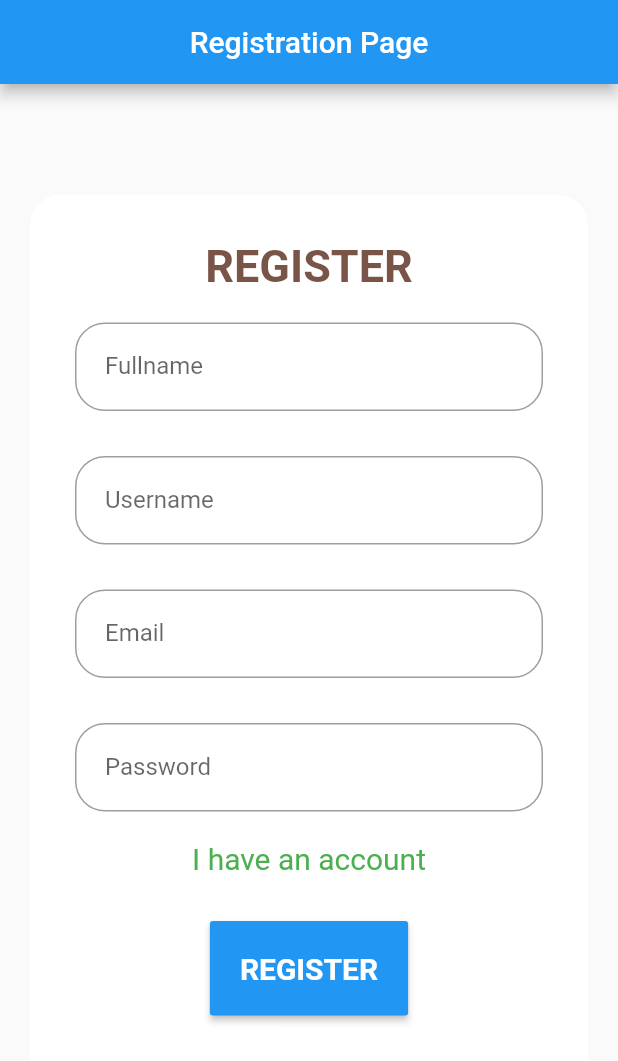
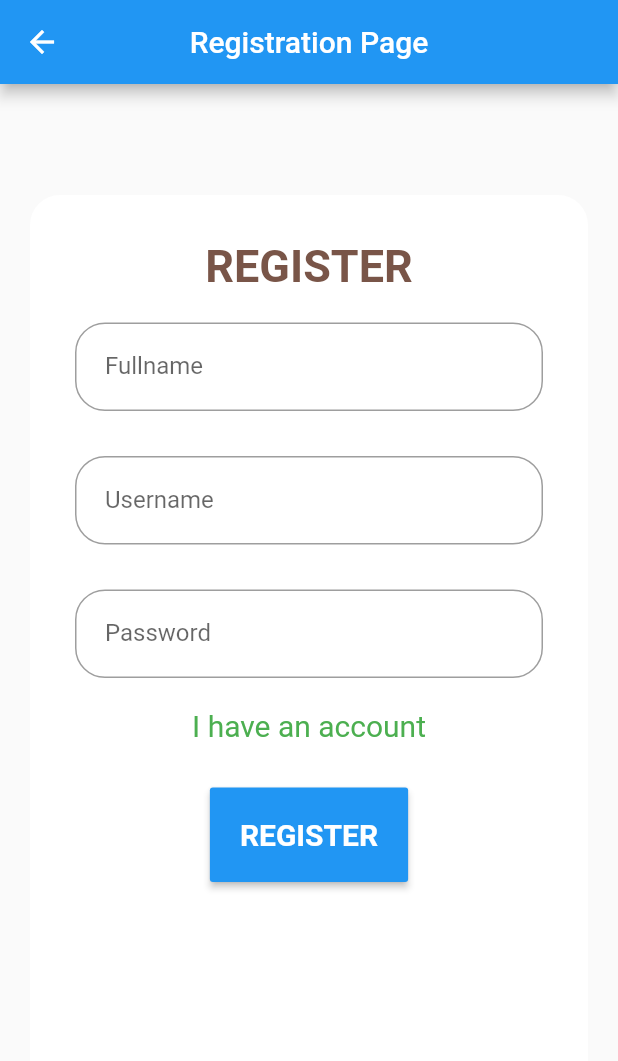
Before and after one commit to jmanga2020/contact, a Flutter app: the RegisterScreen screen opened directly, on a phone screen of 412 x 824 dp. Shown: the top 1061 px of the screen. Run offline on Flutter 3.47's test engine with Material 2 defaults, Android fonts, the light colour scheme and no system bars; our stand-ins replace after_layout, flutter_spinkit, introduction_screen, shared_preferences; accounts and stored records are empty.

Commit message:
loader screen check and redirect to home|splash

```diff
--- a/lib/screens/auth/register_screen.dart
+++ b/lib/screens/auth/register_screen.dart
@@ -13,9 +13,22 @@
   //text field state
   String fullname = '';
   String username = '';
-  String email = '';
+  // String email = '';
   String password = '';
   String error = '';
+
+  TextEditingController _fullname = new TextEditingController();
+  TextEditingController _username = new TextEditingController();
+  TextEditingController _password = new TextEditingController();
+
+  // Future<List> senddata() async {
+  //   final response =
+  //       await http.post("http://raushanjha.in/insertdata.php", body: {
+  //     "name": name.text,
+  //     "email": email.text,
+  //     "mobile": mobile.text,
+  //   });
+  // }
 
   @override
   Widget build(BuildContext context) {
@@ -52,6 +65,7 @@
                       height: 20.0,
                     ),
                     TextFormField(
+                      controller: _fullname,
                       onChanged: (val) {
                         setState(() => fullname = val);
                       },
@@ -68,7 +82,10 @@
                     SizedBox(
                       height: 30.0,
                     ),
+
+
                     TextFormField(
+                      controller: _username,
                       onChanged: (val) {
                         setState(() => username = val);
                       },
@@ -85,24 +102,28 @@
                     SizedBox(
                       height: 30.0,
                     ),
+
+
+                    // TextFormField(
+                    //   onChanged: (val) {
+                    //     setState(() => email = val);
+                    //   },
+                    //   validator: (val) =>
+                    //       val.isEmpty ? 'Enter Your Email' : null,
+                    //   decoration: InputDecoration(
+                    //     labelText: 'Email',
+                    //     contentPadding: EdgeInsets.all(20.0),
+                    //     border: OutlineInputBorder(
+                    //       borderRadius: BorderRadius.circular(20.0),
+                    //     ),
+                    //   ),
+                    // ),
+                    // SizedBox(
+                    //   height: 30.0,
+                    // ),
+
                     TextFormField(
-                      onChanged: (val) {
-                        setState(() => email = val);
-                      },
-                      validator: (val) =>
-                          val.isEmpty ? 'Enter Your Email' : null,
-                      decoration: InputDecoration(
-                        labelText: 'Email',
-                        contentPadding: EdgeInsets.all(20.0),
-                        border: OutlineInputBorder(
-                          borderRadius: BorderRadius.circular(20.0),
-                        ),
-                      ),
-                    ),
-                    SizedBox(
-                      height: 30.0,
-                    ),
-                    TextFormField(
+                      controller: _password,
                       onChanged: (val) {
                         setState(() => password = val);
                       },
@@ -134,8 +155,13 @@
                     SizedBox(
                       height: 30.0,
                     ),
+
+
+                    // ignore: deprecated_member_use
                     RaisedButton(
-                      onPressed: () async {},
+                      onPressed: () async {
+                        // senddata;
+                      },
                       padding: EdgeInsets.all(20.0),
                       color: Theme.of(context).primaryColor,
                       textColor: Colors.white,
--- a/lib/screens/onBoarding Screen.dart
+++ b/lib/screens/onBoarding Screen.dart
@@ -1,6 +1,6 @@
 import 'package:flutter/material.dart';
 import 'package:introduction_screen/introduction_screen.dart';
-import 'package:shared_preferences/shared_preferences.dart';
+// import 'package:shared_preferences/shared_preferences.dart';
 import 'package:contact_tracing/widget/button_widget.dart';
 import 'package:contact_tracing/screens/homsScreen.dart';
 import 'package:after_layout/after_layout.dart';
--- /dev/null
+++ b/lib/services/constants/variables.dart
@@ -0,0 +1,4 @@
+/*contains all global variables to be used over all the app widgets*/
+
+///check if the user has tapped getstarted (condition -> TRUE == ✔️)
+bool firstTime = true;
--- a/lib/services/utils/shared.dart
+++ b/lib/services/utils/shared.dart
@@ -15,6 +15,6 @@
   ///method to get from local memory [boolean]
   static Future<bool> getBool({String key}) async {
     SharedPreferences _prefs = await SharedPreferences.getInstance();
-    return _prefs.getBool(key);
+    return _prefs.getBool(key) ?? true;
   }
 }
```
Also changed, not shown: lib/main.dart (+3 -12 lines), lib/screens/auth/logiScreen.dart (+8 -1 lines), lib/screens/homsScreen.dart (+18 -17 lines), lib/screens/loader.dart (added, +58 -0 lines), lib/services/metrics/deviceMetrics.dart (added, +13 -0 lines), 1 other file.
